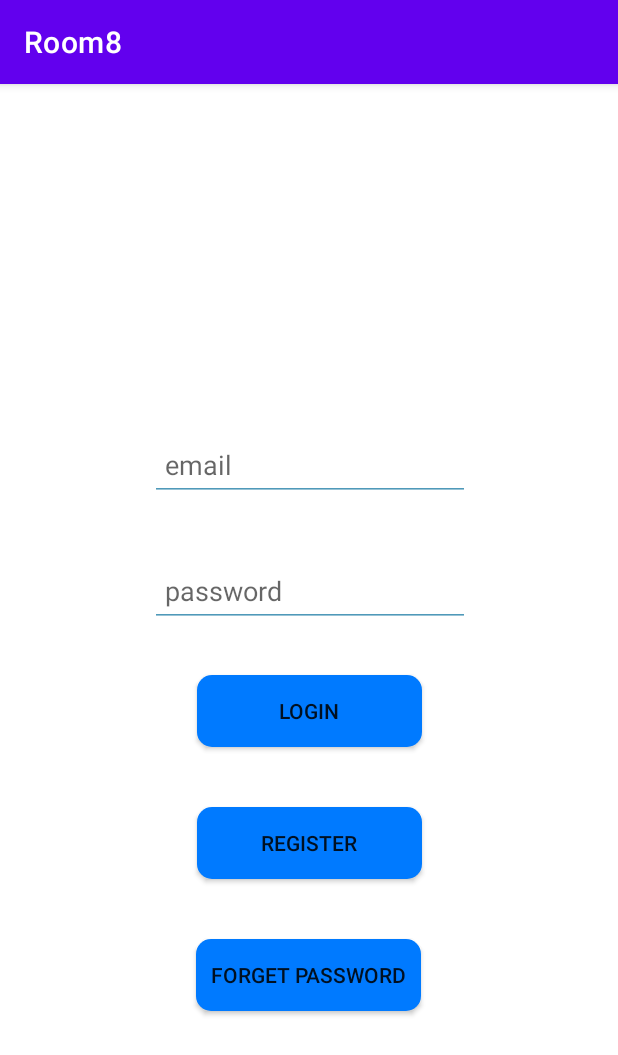
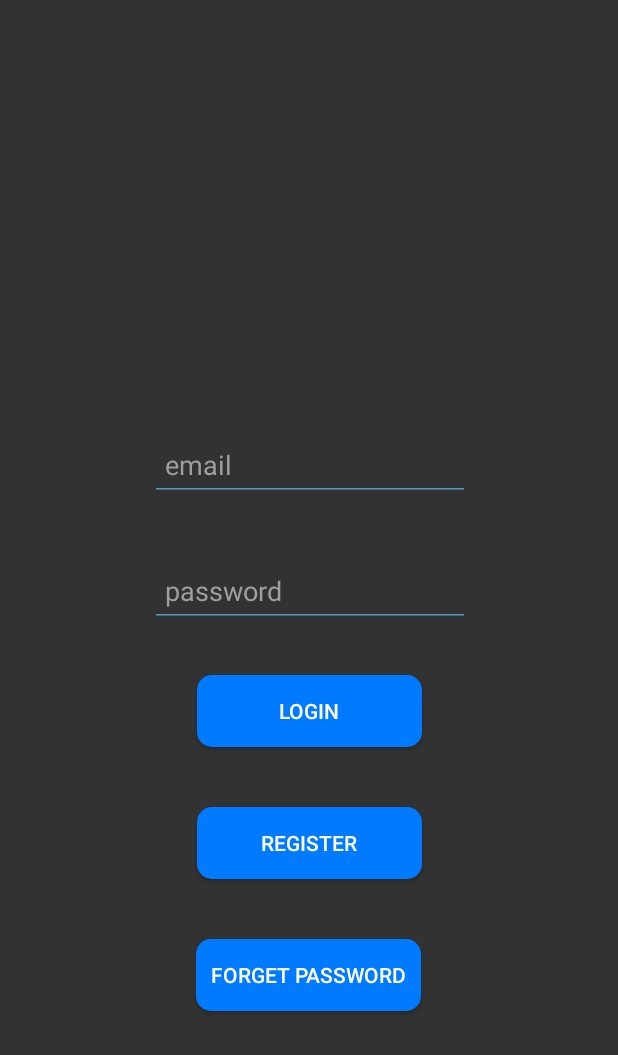
Before and after one commit to ShayGali/Room8s, an Android app: the LoginFragment screen opened through its navigation route, on a phone screen of 412 x 824 dp. Shown: the top 1055 px of the screen. Run offline under Robolectric (Android 15) with nearby library versions, the phone set to English and light mode, and no system bars.

Commit message:
add asserts and add color themes

```diff
--- a/front/code/app/src/main/res/layout/fragment_login.xml
+++ b/front/code/app/src/main/res/layout/fragment_login.xml
@@ -14,13 +14,13 @@
         android:layout_height="wrap_content"
         android:layout_marginBottom="36dp"
         android:autofillHints="emailAddress"
+        android:backgroundTint="@color/edit_text_under_line"
         android:ems="10"
         android:hint="@string/email"
         android:inputType="textEmailAddress"
         android:minHeight="48dp"
         android:paddingStart="10dp"
         android:paddingEnd="5dp"
-        app:backgroundTint="#4f99b9"
         app:layout_constraintBottom_toTopOf="@+id/login_password_EditText"
         app:layout_constraintEnd_toEndOf="parent"
         app:layout_constraintHorizontal_bias="0.502"
@@ -33,13 +33,14 @@
         android:layout_height="wrap_content"
         android:layout_marginBottom="32dp"
         android:autofillHints="password"
+        android:backgroundTint="@color/edit_text_under_line"
         android:ems="10"
         android:hint="@string/password"
         android:inputType="textPassword"
         android:minHeight="48dp"
         android:paddingStart="10dp"
         android:paddingEnd="5dp"
-        app:backgroundTint="#4f99b9"
+        android:textColorHint="#9E9E9E"
         app:layout_constraintBottom_toTopOf="@+id/login_btn"
         app:layout_constraintEnd_toEndOf="parent"
         app:layout_constraintHorizontal_bias="0.502"
--- a/front/code/app/src/main/res/values-night/themes.xml
+++ b/front/code/app/src/main/res/values-night/themes.xml
@@ -1,6 +1,6 @@
 <resources xmlns:tools="http://schemas.android.com/tools">
     <!-- Base application theme. -->
-    <style name="Theme.Room8" parent="Theme.MaterialComponents.DayNight.DarkActionBar">
+    <style name="Theme.Room8" parent="Theme.MaterialComponents.DayNight.NoActionBar">
         <!-- Primary brand color. -->
         <item name="colorPrimary">@color/purple_200</item>
         <item name="colorPrimaryVariant">@color/purple_700</item>
--- a/front/code/app/src/main/res/values/colors.xml
+++ b/front/code/app/src/main/res/values/colors.xml
@@ -7,5 +7,10 @@
     <color name="teal_700">#FF018786</color>
     <color name="black">#FF000000</color>
     <color name="white">#FFFFFFFF</color>
+
     <color name="btn_color">#007aff</color>
+    <color name="background">#323232</color>
+    <color name="hint_text">#9E9E9E</color>
+    <color name="edit_text_under_line">#4f99b9</color>
+    <color name="border_color">#9b8a78</color>
 </resources>
--- a/front/code/app/src/main/res/values/themes.xml
+++ b/front/code/app/src/main/res/values/themes.xml
@@ -1,6 +1,6 @@
 <resources xmlns:tools="http://schemas.android.com/tools">
     <!-- Base application theme. -->
-    <style name="Theme.Room8" parent="Theme.MaterialComponents.DayNight.DarkActionBar">
+    <style name="Theme.Room8" parent="Theme.MaterialComponents.DayNight.NoActionBar">
         <!-- Primary brand color. -->
         <item name="colorPrimary">@color/purple_500</item>
         <item name="colorPrimaryVariant">@color/purple_700</item>
@@ -12,5 +12,10 @@
         <!-- Status bar color. -->
         <item name="android:statusBarColor" tools:targetApi="l">?attr/colorPrimaryVariant</item>
         <!-- Customize your theme here. -->
+
+        <item name="android:background">@color/background</item>
+        <item name="android:textColor">@color/white</item>
+        <item name="android:editTextColor">@color/white</item>
+        <item name="android:textColorHint">@color/hint_text</item>
     </style>
 </resources>
```
Also changed, not shown: front/code/app/src/main/res/drawable/add_btn.png (added), front/code/app/src/main/res/drawable/go_back_btn.png (added), front/code/app/src/main/res/drawable/login_btn.png (added), front/code/app/src/main/res/drawable/logo_dark_mode.png (added), front/code/app/src/main/res/drawable/menu_btn.png (added), front/code/app/src/main/res/drawable/monthly_expenses_btn.png (added), front/code/app/src/main/res/drawable/my_exprenses_btn.png (added), front/code/app/src/main/res/drawable/new_expens_btn.png (added), front/code/app/src/main/res/drawable/previous_exprnses_btn.png (added), front/code/app/src/main/res/drawable/profile_banner.png (added), front/code/app/src/main/res/drawable/send_btn.png (added), front/code/app/src/main/res/drawable/sign_in_btn.png (added), front/code/app/src/main/res/drawable/sign_up_btn.png (added), front/code/app/src/main/res/drawable/submit_btn.png (added), 1 more files.
